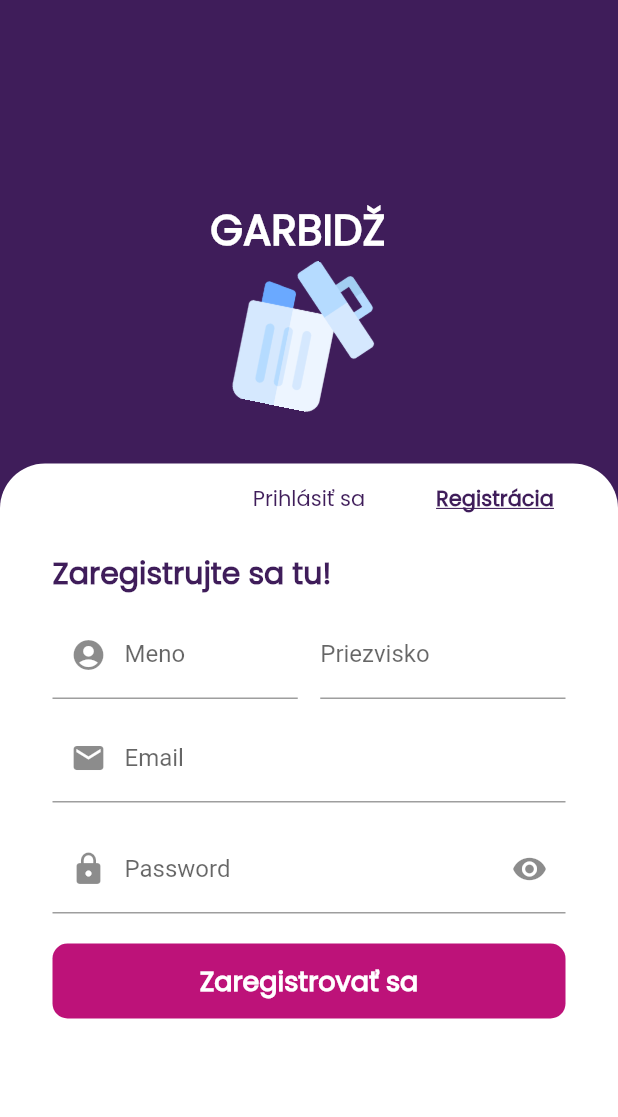
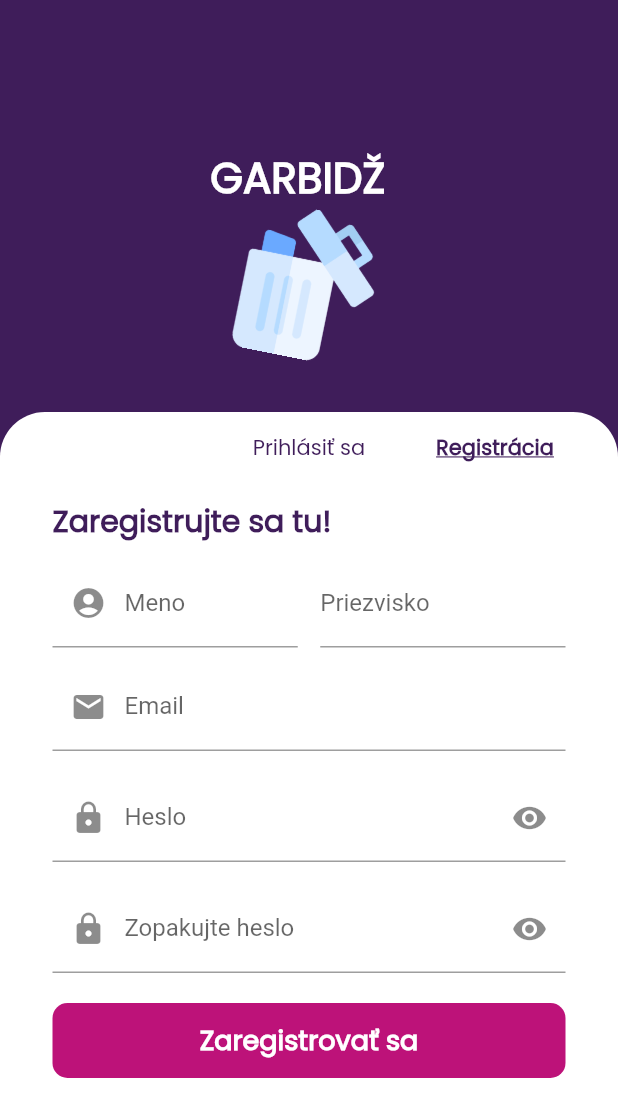
Before and after one commit to adamzv/garbidz, a Flutter app: the screen it shows after launch, item 2 of the bottom bar chosen, after a tap on "Registrácia", on a phone screen of 412 x 824 dp. Shown: the top 1117 px of the screen. Run offline on Flutter 3.47's test engine with Material 2 defaults, Android fonts, the phone set to English and light mode, and no system bars; our stand-ins replace flutter_map, latlong.

Commit message:
Finished registration form

```diff
--- a/frontend/garbidz_app/lib/pages/Login.dart
+++ b/frontend/garbidz_app/lib/pages/Login.dart
@@ -158,7 +158,7 @@ class _LoginState extends State<Login> {
                               border: UnderlineInputBorder(),
                               labelText: 'Email',
                               prefixIcon: Icon(Icons.account_circle_rounded),
-                              hintText: 'Enter valid email as abc@gmail.com'),
+                              hintText: 'Vložte email v tvare abc@abc.com'),
                         ),
                       ),
                       Padding(
@@ -170,7 +170,7 @@ class _LoginState extends State<Login> {
                           decoration: InputDecoration(
                               hoverColor: Color.fromRGBO(63, 29, 90, 1.0),
                               border: UnderlineInputBorder(),
-                              labelText: 'Password',
+                              labelText: 'Heslo',
                               prefixIcon: Icon(Icons.lock),
                               suffixIcon: IconButton(
                                   icon: Icon(_isObscure
@@ -181,7 +181,7 @@ class _LoginState extends State<Login> {
                                       _isObscure = !_isObscure;
                                     });
                                   }),
-                              hintText: 'Enter password'),
+                              hintText: 'Vložte heslo'),
                         ),
                       ),
                       TextButton(
--- a/frontend/garbidz_app/lib/pages/Register.dart
+++ b/frontend/garbidz_app/lib/pages/Register.dart
@@ -9,6 +9,7 @@ class Register extends StatefulWidget {
 
 class _RegisterPageState extends State<Register> {
   bool _isObscure = true;
+  bool _isObscure2 = true;
 
   @override
   Widget build(BuildContext context) {
@@ -72,7 +73,7 @@ class _RegisterPageState extends State<Register> {
                 ),
               ),
               Expanded(
-                flex: 5,
+                flex: 6,
                 child: Container(
                   padding: const EdgeInsets.only(
                       left: 20.0, right: 20.0, top: 0, bottom: 0),
@@ -160,7 +161,7 @@ class _RegisterPageState extends State<Register> {
                                     labelText: 'Meno',
                                     prefixIcon:
                                         Icon(Icons.account_circle_rounded),
-                                    hintText: 'Enter name'),
+                                    hintText: 'Vložte meno'),
                               ),
                             ),
                             SizedBox(
@@ -171,7 +172,7 @@ class _RegisterPageState extends State<Register> {
                               decoration: InputDecoration(
                                   border: UnderlineInputBorder(),
                                   labelText: 'Priezvisko',
-                                  hintText: '...'),
+                                  hintText: 'Vložte priezvisko'),
                             )),
                           ],
                         ),
@@ -185,7 +186,7 @@ class _RegisterPageState extends State<Register> {
                               border: UnderlineInputBorder(),
                               labelText: 'Email',
                               prefixIcon: Icon(Icons.email),
-                              hintText: 'Enter valid email as abc@gmail.com'),
+                              hintText: 'Vložte email v tvare abc@abc.com'),
                         ),
                       ),
                       Padding(
@@ -197,7 +198,7 @@ class _RegisterPageState extends State<Register> {
                           decoration: InputDecoration(
                               hoverColor: Color.fromRGBO(63, 29, 90, 1.0),
                               border: UnderlineInputBorder(),
-                              labelText: 'Password',
+                              labelText: 'Heslo',
                               prefixIcon: Icon(Icons.lock),
                               suffixIcon: IconButton(
                                   icon: Icon(_isObscure
@@ -208,7 +209,30 @@ class _RegisterPageState extends State<Register> {
                                       _isObscure = !_isObscure;
                                     });
                                   }),
-                              hintText: 'Enter password'),
+                              hintText: 'Vložte heslo'),
+                        ),
+                      ),
+                      Padding(
+                        padding: const EdgeInsets.only(
+                            left: 15.0, right: 15.0, top: 15, bottom: 0),
+                        //padding: EdgeInsets.symmetric(horizontal: 15),
+                        child: TextField(
+                          obscureText: _isObscure2,
+                          decoration: InputDecoration(
+                              hoverColor: Color.fromRGBO(63, 29, 90, 1.0),
+                              border: UnderlineInputBorder(),
+                              labelText: 'Zopakujte heslo',
+                              prefixIcon: Icon(Icons.lock),
+                              suffixIcon: IconButton(
+                                  icon: Icon(_isObscure2
+                                      ? Icons.visibility
+                                      : Icons.visibility_off),
+                                  onPressed: () {
+                                    setState(() {
+                                      _isObscure2 = !_isObscure2;
+                                    });
+                                  }),
+                              hintText: 'Vložte heslo ešte raz'),
                         ),
                       ),
                       Padding(
```
